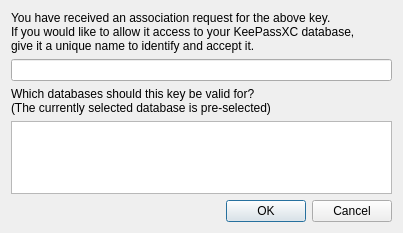
Qt form src/http/KeyAcceptDialog.ui (keepassxreboot/keepassxc) before a commit.
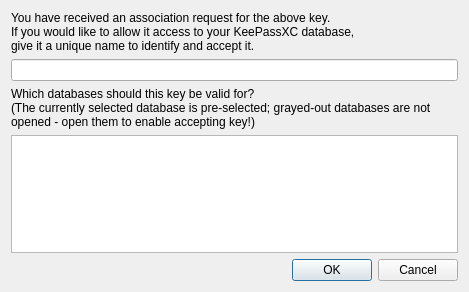
The same form after that commit.

Diff of the .ui file:
```diff
--- a/src/http/KeyAcceptDialog.ui
+++ b/src/http/KeyAcceptDialog.ui
@@ -6,8 +6,8 @@
    <rect>
     <x>0</x>
     <y>0</y>
-    <width>403</width>
-    <height>233</height>
+    <width>469</width>
+    <height>292</height>
    </rect>
   </property>
   <property name="windowTitle">
@@ -39,7 +39,10 @@
       </sizepolicy>
      </property>
      <property name="text">
-      <string>&lt;html&gt;&lt;head/&gt;&lt;body&gt;&lt;p&gt;Which databases should this key be valid for?&lt;br&gt;(The currently selected database is pre-selected)&lt;/p&gt;&lt;/body&gt;&lt;/html&gt;</string>
+      <string>&lt;html&gt;&lt;head/&gt;&lt;body&gt;&lt;p&gt;Which databases should this key be valid for?&lt;br&gt;(The currently selected database is pre-selected; grayed-out databases are not opened - open them to enable accepting key!)&lt;/p&gt;&lt;/body&gt;&lt;/html&gt;</string>
+     </property>
+     <property name="wordWrap">
+      <bool>true</bool>
      </property>
     </widget>
    </item>
```
